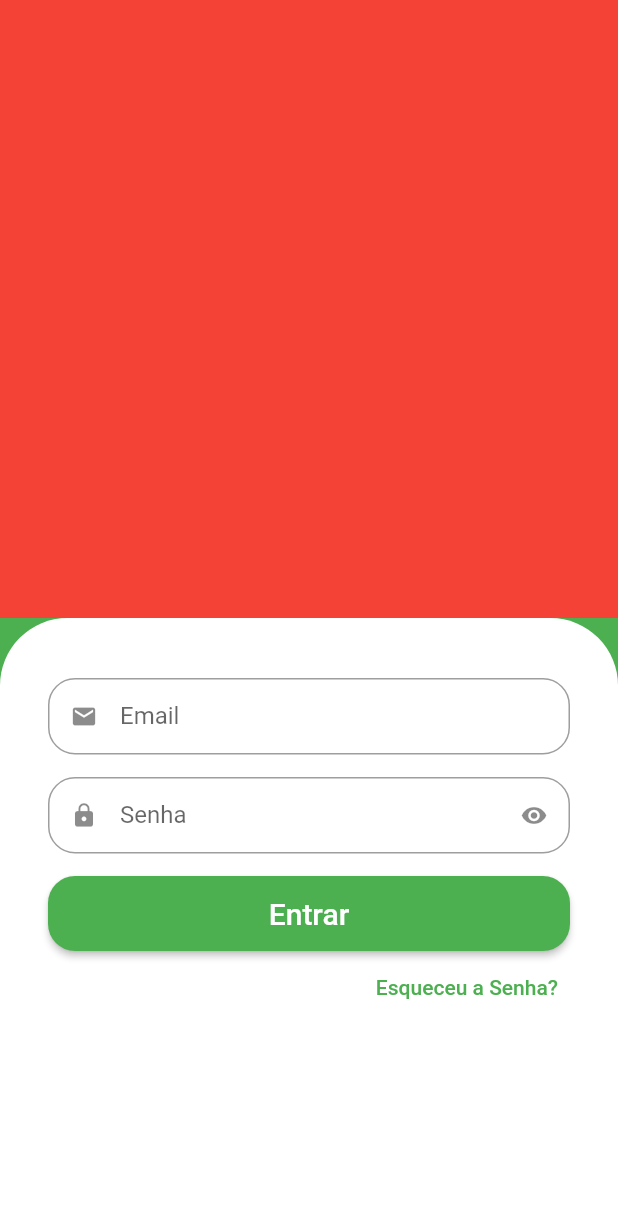
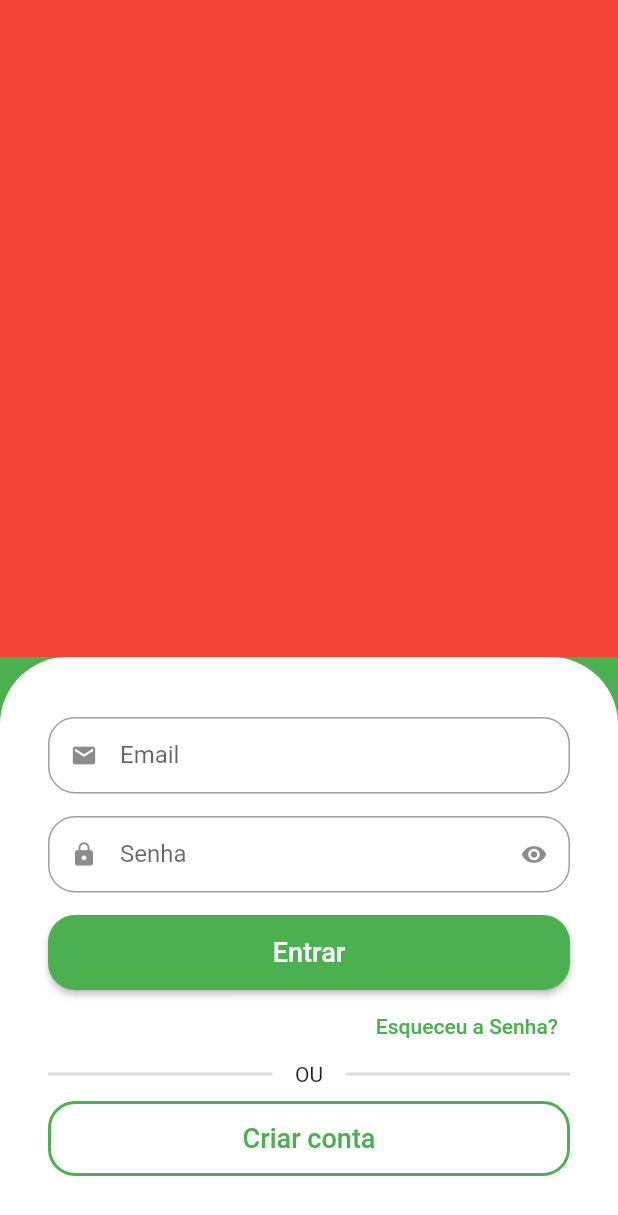
Before and after one commit to Jo-Analyst/greengrocer, a Flutter app: the screen it shows after launch, on a phone screen of 412 x 824 dp. Shown: the top 1215 px of the screen. Run offline on Flutter 3.47's test engine with Material 2 defaults, Android fonts, the phone set to English and light mode, and no system bars.

Commit message:
8. Criando botão de cadastro e estruturando sem Expanded

```diff
--- a/lib/src/auth/sign_in_screen.dart
+++ b/lib/src/auth/sign_in_screen.dart
@@ -14,8 +14,7 @@ class SignInScreen extends StatelessWidget {
               color: Colors.red,
             ),
           ),
-          Expanded(
-            child: Container(
+          Container(
             padding: const EdgeInsets.symmetric(
               horizontal: 32,
               vertical: 40,
@@ -43,7 +42,7 @@ class SignInScreen extends StatelessWidget {
                     onPressed: () {},
                     child: const Text(
                       "Entrar",
-                        style: TextStyle(fontSize: 20),
+                      style: TextStyle(fontSize: 18),
                     ),
                   ),
                 ),
@@ -54,8 +53,49 @@ class SignInScreen extends StatelessWidget {
                     child: const Text("Esqueceu a Senha?"),
                   ),
                 ),
+                Padding(
+                  padding: const EdgeInsets.only(bottom: 10),
+                  child: Row(
+                    children: [
+                      Expanded(
+                        child: Divider(
+                          color: Colors.grey.withAlpha(90),
+                          thickness: 2,
+                        ),
+                      ),
+                      const Padding(
+                        padding: EdgeInsets.symmetric(horizontal: 15),
+                        child: Text("OU"),
+                      ),
+                      Expanded(
+                        child: Divider(
+                          color: Colors.grey.withAlpha(90),
+                          thickness: 2,
+                        ),
+                      ),
                     ],
                   ),
+                ),
+                SizedBox(
+                  height: 50,
+                  child: OutlinedButton(
+                    style: OutlinedButton.styleFrom(
+                      shape: RoundedRectangleBorder(
+                        borderRadius: BorderRadius.circular(18),
+                      ),
+                      side: const BorderSide(
+                        width: 2,
+                        color: Colors.green,
+                      ),
+                    ),
+                    onPressed: () {},
+                    child: const Text(
+                      "Criar conta",
+                      style: TextStyle(fontSize: 18),
+                    ),
+                  ),
+                ),
+              ],
             ),
           ),
         ],
```
Lines whose indentation alone changed are shown as unchanged.
